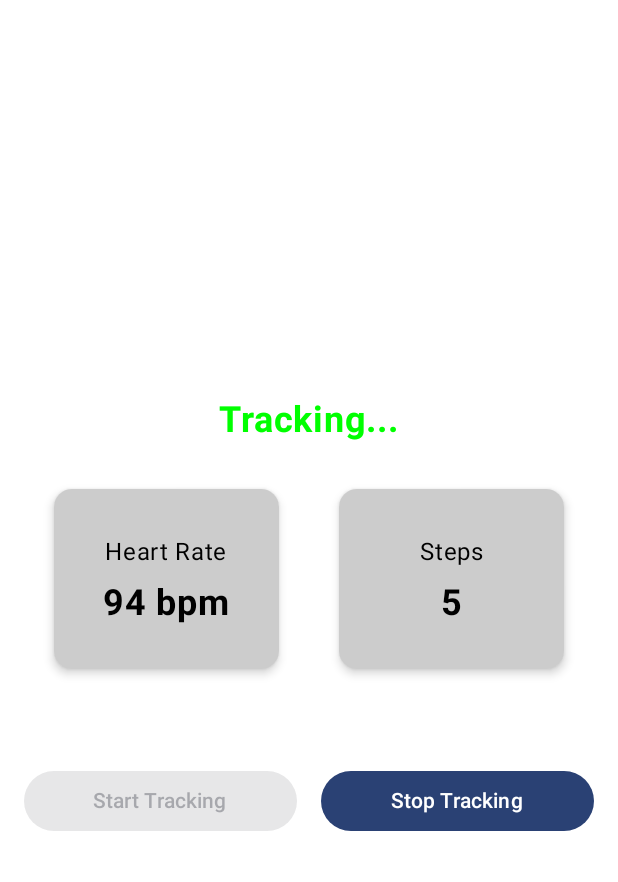
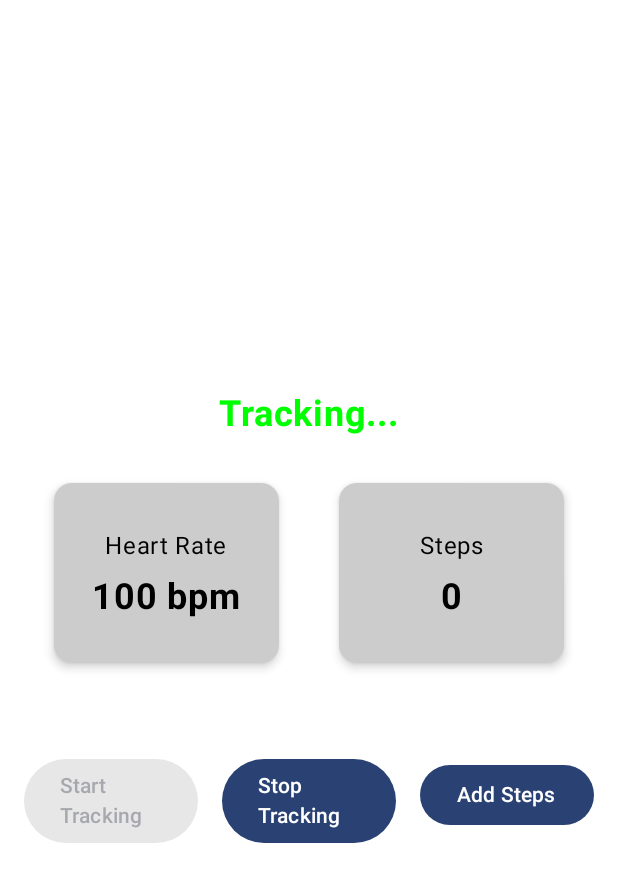
Before and after one commit to PriyanshiVishwakarma09/LifeSaver, an Android app built with Jetpack Compose: the WearableScreen screen opened through its navigation route, after a tap on "Start Tracking", on a phone screen of 412 x 824 dp. Shown: the top 882 px of the screen. Run offline under Robolectric (Android 15) with nearby library versions, the phone set to English and light mode, and no system bars; our stand-ins replace Dagger/Hilt's generated code, Firebase (no records; nobody signed in at launch, a user with empty details on screens opened directly).

Commit message:
WearableScreen

```diff
--- a/app/src/main/java/com/example/lifesaver/repository/WearableRepository.kt
+++ b/app/src/main/java/com/example/lifesaver/repository/WearableRepository.kt
@@ -36,16 +36,25 @@ class WearableRepository @Inject constructor() {
             while (true) {
                 // Generate realistic random data
                 val newHeartRate = Random.nextInt(60, 120) // Heart rate between 60 and 120
-                currentSteps += Random.nextInt(1, 5) // Increment steps by a small random amount
+               // currentSteps += Random.nextInt(1, 5) // Increment steps by a small random amount
 
                 _wearableData.value = _wearableData.value.copy(
                     heartRate = newHeartRate,
-                    steps = currentSteps
+                   // steps = currentSteps
                 )
+                if(newHeartRate > 110 || newHeartRate < 50){
+                    println("ALERT! Abnormal heart rate detected: $newHeartRate bpm")
+                }
 
                 delay(1000) // Update data every 1 second
             }
         }
+    }
+    fun addSteps(stepsToAdd: Int){
+        val currentSteps = _wearableData.value.steps
+        _wearableData.value = _wearableData.value.copy(
+            steps = currentSteps + stepsToAdd
+        )
     }
 
     fun stopSimulation() {
--- a/app/src/main/java/com/example/lifesaver/screens/WearableScreen.kt
+++ b/app/src/main/java/com/example/lifesaver/screens/WearableScreen.kt
@@ -27,6 +27,7 @@ import androidx.core.content.ContextCompat
 import androidx.hilt.navigation.compose.hiltViewModel
 import androidx.navigation.NavController
 import com.example.lifesaver.viewmodel.WearableViewModel
+import kotlin.random.Random
 
 @Composable
 fun WearableScreen(
@@ -113,6 +114,13 @@ fun WearableScreen(
             ) {
                 Text("Stop Tracking")
             }
+            Spacer(modifier = Modifier.width(16.dp))
+            Button(
+                onClick = { viewModel.addSteps(Random.nextInt(5, 15)) },
+                modifier = Modifier.weight(1f)
+            ) {
+                Text("Add Steps")
+            }
         }
     } else {
             Text(
--- a/app/src/main/java/com/example/lifesaver/viewmodel/WearableViewModel.kt
+++ b/app/src/main/java/com/example/lifesaver/viewmodel/WearableViewModel.kt
@@ -26,6 +26,9 @@ class WearableViewModel @Inject constructor(
     fun stopTracking() {
         wearableRepository.stopSimulation()
     }
+    fun addSteps(steps: Int){
+        wearableRepository.addSteps(steps)
+    }
 
     override fun onCleared() {
         super.onCleared()
```
